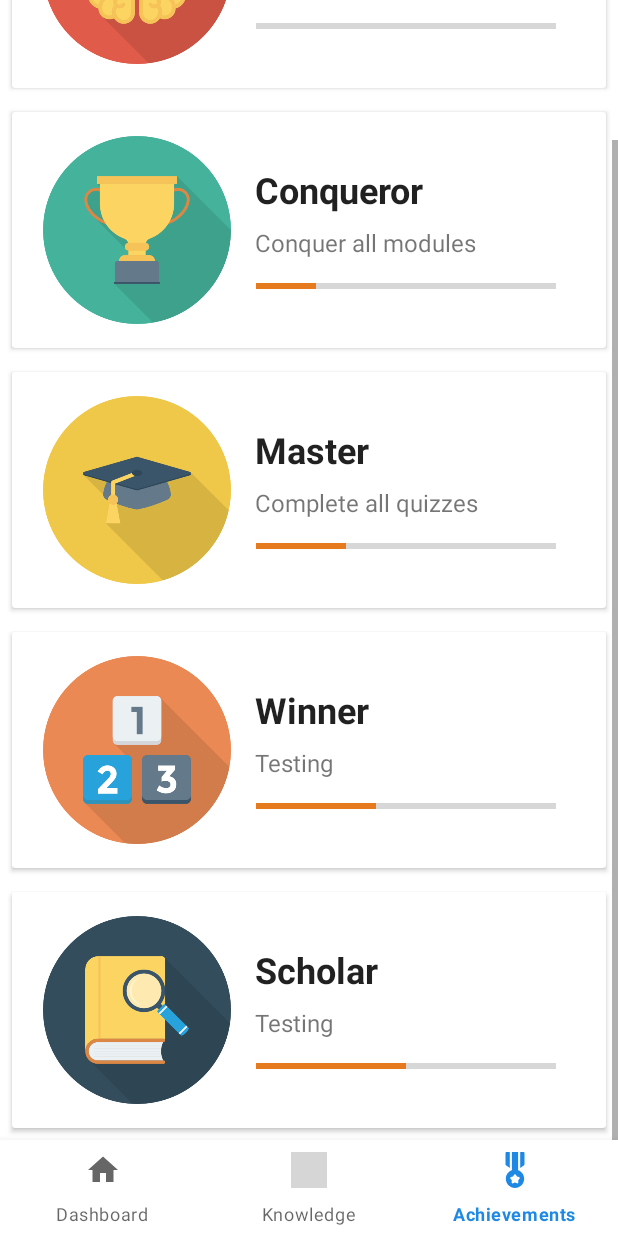
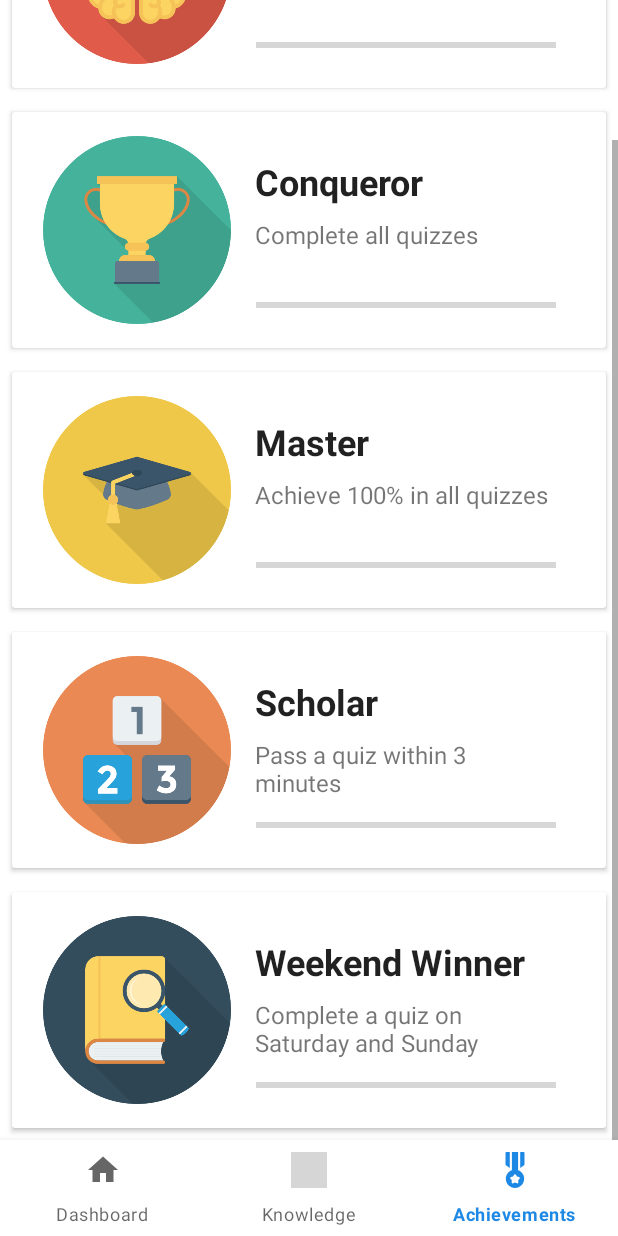
Before and after one commit to suzytang/INFS3605Assignment, an Android app: the screen it shows after launch (MainActivity), item 3 of the bottom bar chosen, scrolled down 106 dp, on a phone screen of 412 x 824 dp. Run offline under Robolectric (Android 15) with nearby library versions, the phone set to English and light mode, and no system bars; our stand-ins replace navigation-ui; grey boxes are pictures that could not be loaded.

Commit message:
Partial completion of achievements

```diff
--- a/app/src/main/java/com/example/infs3605assignment/DatabaseHelper.java
+++ b/app/src/main/java/com/example/infs3605assignment/DatabaseHelper.java
@@ -21,7 +21,7 @@ import static com.example.infs3605assignment.ui.knowledge.ModuleCategories.getCa
 // http://programmingknowledgeblog.blogspot.com/2015/05/android-sqlite-database-tutorial-5.html
 
 public class DatabaseHelper extends SQLiteOpenHelper{
-    public static final String DATABASE_NAME = "ssfhj75bcvhgbvhvjsbj.db";
+    public static final String DATABASE_NAME = "ssfhj75bghncfghdsbj.db";
     private SQLiteDatabase db;
     public static final String ACHIEVEMENTS = "ACHIEVEMENTS";
     public static final String PROGRESS = "PROGRESS";
@@ -55,13 +55,13 @@ public class DatabaseHelper extends SQLiteOpenHelper{
         db.execSQL("INSERT INTO "+ACHIEVEMENTS+" ("+NAME+", "+PROGRESS+") VALUES " +
                 "('Champ', 0)");
         db.execSQL("INSERT INTO "+ACHIEVEMENTS+" ("+NAME+", "+PROGRESS+") VALUES " +
-                "('Conqueror', 20)");
+                "('Conqueror', 0)");
         db.execSQL("INSERT INTO "+ACHIEVEMENTS+" ("+NAME+", "+PROGRESS+") VALUES " +
-                "('Master', 30)");
+                "('Master', 0)");
         db.execSQL("INSERT INTO "+ACHIEVEMENTS+" ("+NAME+", "+PROGRESS+") VALUES " +
-                "('Winner', 40)");
+                "('Scholar', 0)");
         db.execSQL("INSERT INTO "+ACHIEVEMENTS+" ("+NAME+", "+PROGRESS+") VALUES " +
-                "('Scholar', 50)");
+                "('Weekend Winner', 0)");
     }
 
     @Override
--- a/app/src/main/java/com/example/infs3605assignment/ui/achievements/Achievements.java
+++ b/app/src/main/java/com/example/infs3605assignment/ui/achievements/Achievements.java
@@ -59,10 +59,10 @@ public class Achievements {
     public static ArrayList<Achievements> getAchievements() {
         ArrayList<Achievements> achievements = new ArrayList<>();
         achievements.add(new Achievements("Champ", "Achieve 100% in 3 quizzes", R.drawable.brain, 100));
-        achievements.add(new Achievements("Conqueror", "Conquer all modules", R.drawable.conquer, 25));
-        achievements.add(new Achievements("Master", "Complete all quizzes", R.drawable.mortarboard, 0));
-        achievements.add(new Achievements("Winner", "Testing", R.drawable.blocks, 50));
-        achievements.add(new Achievements("Scholar", "Testing", R.drawable.book, 74));
+        achievements.add(new Achievements("Conqueror", "Complete all quizzes", R.drawable.conquer, 25));
+        achievements.add(new Achievements("Master", "Achieve 100% in all quizzes", R.drawable.mortarboard, 0));
+        achievements.add(new Achievements("Scholar", "Pass a quiz within 3 minutes", R.drawable.blocks, 50));
+        achievements.add(new Achievements("Weekend Winner", "Complete a quiz on Saturday and Sunday", R.drawable.book, 74));
 
         //sort achievements by descending progress
         Collections.sort(achievements, new Comparator<Achievements>() {
--- a/app/src/main/java/com/example/infs3605assignment/ui/knowledge/MCQActivity.java
+++ b/app/src/main/java/com/example/infs3605assignment/ui/knowledge/MCQActivity.java
@@ -24,6 +24,7 @@ import com.example.infs3605assignment.MainActivity;
 import com.example.infs3605assignment.R;
 
 import java.util.ArrayList;
+import java.util.Calendar;
 import java.util.Collections;
 import java.util.List;
 
@@ -103,6 +104,19 @@ public class MCQActivity extends AppCompatActivity {
         // Calculate grade and set text
         double percentage = Double.valueOf(total) / Double.valueOf(inputList.size());
         score.setText(total + " OUT OF " + inputList.size());
+
+        // set Progress for Conqueror achievement
+        dbHelper.setProgress("Conqueror", 17);
+
+        // calculate day and set progress for Weekend Winner achievement
+        Calendar calendar = Calendar.getInstance();
+        int day = calendar.get(Calendar.DAY_OF_WEEK);
+
+        if (day == Calendar.SATURDAY && dbHelper.checkCompleted(level) == false){
+            dbHelper.setProgress("Weekend Winner", 50);
+        } else if (day == Calendar.SUNDAY && dbHelper.checkCompleted(level) == false){
+            dbHelper.setProgress("Weekend Winner", 50);
+        }
 
         if (percentage < 0.5) {
             // Set text for fail
--- a/app/src/main/res/layout/achievements_item.xml
+++ b/app/src/main/res/layout/achievements_item.xml
@@ -17,8 +17,7 @@
             android:layout_width="wrap_content"
             android:layout_height="wrap_content"
             android:layout_marginStart="16dp"
-            android:layout_marginLeft="16dp"
-            android:layout_marginTop="35dp"
+            android:layout_marginTop="30dp"
             android:text="TextView"
             android:textAppearance="@style/TextAppearance.MaterialComponents.Headline5"
             android:textStyle="bold"
@@ -44,10 +43,9 @@
 
         <TextView
             android:id="@+id/description"
-            android:layout_width="wrap_content"
-            android:layout_height="wrap_content"
+            android:layout_width="200dp"
+            android:layout_height="40dp"
             android:layout_marginStart="16dp"
-            android:layout_marginLeft="16dp"
             android:layout_marginTop="8dp"
             android:text="TextView"
             android:textSize="16sp"
```
